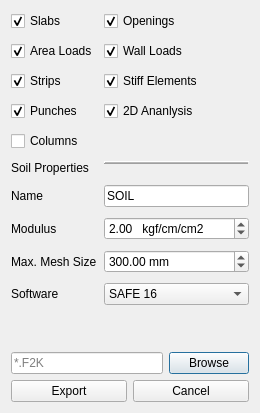
Qt form safe/punch/Resources/ui/safe_panel.ui (ebrahimraeyat/OSAFE) before a commit.
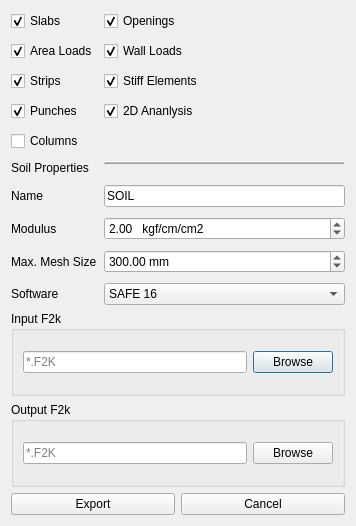
The same form after that commit. Icons and pictures are not drawn.

Commit message: Add browse for input f2k file when output to safe

```diff
--- a/safe/punch/Resources/ui/safe_panel.ui
+++ b/safe/punch/Resources/ui/safe_panel.ui
@@ -6,8 +6,8 @@
    <rect>
     <x>0</x>
     <y>0</y>
-    <width>260</width>
-    <height>413</height>
+    <width>356</width>
+    <height>526</height>
    </rect>
   </property>
   <property name="windowTitle">
@@ -229,9 +229,13 @@
     </layout>
    </item>
    <item>
-    <layout class="QHBoxLayout" name="horizontalLayout_2">
+    <widget class="QGroupBox" name="groupBox_2">
+     <property name="title">
+      <string>Input F2k</string>
+     </property>
+     <layout class="QHBoxLayout" name="horizontalLayout_4">
      <item>
-      <widget class="QLineEdit" name="filename">
+       <widget class="QLineEdit" name="input_filename">
        <property name="inputMask">
         <string/>
        </property>
@@ -244,13 +248,43 @@
       </widget>
      </item>
      <item>
-      <widget class="QPushButton" name="browse">
+       <widget class="QPushButton" name="input_browse">
        <property name="text">
         <string>Browse</string>
        </property>
       </widget>
      </item>
     </layout>
+    </widget>
+   </item>
+   <item>
+    <widget class="QGroupBox" name="groupBox">
+     <property name="title">
+      <string>Output F2k</string>
+     </property>
+     <layout class="QHBoxLayout" name="horizontalLayout_3">
+      <item>
+       <widget class="QLineEdit" name="output_filename">
+        <property name="inputMask">
+         <string/>
+        </property>
+        <property name="text">
+         <string/>
+        </property>
+        <property name="placeholderText">
+         <string>*.F2K</string>
+        </property>
+       </widget>
+      </item>
+      <item>
+       <widget class="QPushButton" name="output_browse">
+        <property name="text">
+         <string>Browse</string>
+        </property>
+       </widget>
+      </item>
+     </layout>
+    </widget>
    </item>
    <item>
     <layout class="QHBoxLayout" name="horizontalLayout">
```
Lines whose indentation alone changed are shown as unchanged. The commit also changes 1 other file.
